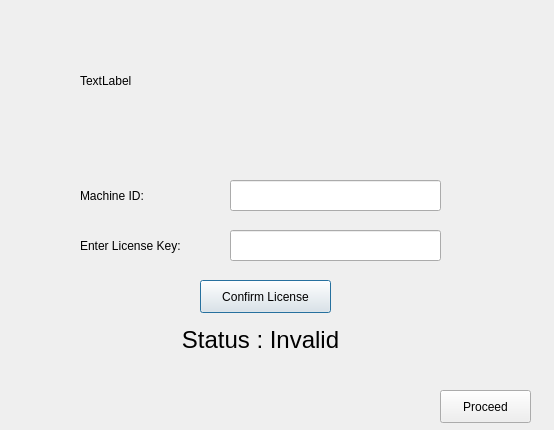
Above: desktop_app/Main Login.ui from Amangoel998/Software-Piracy-Prevention-System before the change. Below: the same form after it.
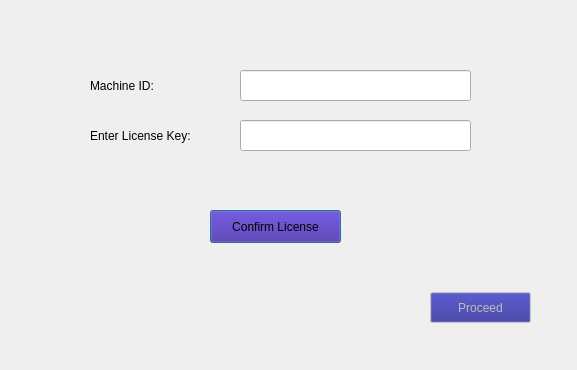
That is the form after the change.

Diff of the .ui file:
```diff
--- a/desktop_app/Main Login.ui
+++ b/desktop_app/Main Login.ui
@@ -6,8 +6,8 @@
    <rect>
     <x>0</x>
     <y>0</y>
-    <width>554</width>
-    <height>430</height>
+    <width>577</width>
+    <height>370</height>
    </rect>
   </property>
   <property name="windowTitle">
@@ -16,8 +16,8 @@
   <widget class="QLabel" name="EnterKey">
    <property name="geometry">
     <rect>
-     <x>80</x>
-     <y>230</y>
+     <x>90</x>
+     <y>120</y>
      <width>131</width>
      <height>31</height>
     </rect>
@@ -29,8 +29,8 @@
   <widget class="QLabel" name="MachID">
    <property name="geometry">
     <rect>
-     <x>80</x>
-     <y>180</y>
+     <x>90</x>
+     <y>70</y>
      <width>111</width>
      <height>31</height>
     </rect>
@@ -42,9 +42,9 @@
   <widget class="QLineEdit" name="InputLicense">
    <property name="geometry">
     <rect>
-     <x>230</x>
-     <y>230</y>
-     <width>211</width>
+     <x>240</x>
+     <y>120</y>
+     <width>231</width>
      <height>31</height>
     </rect>
    </property>
@@ -52,62 +52,134 @@
     <string/>
    </property>
   </widget>
-  <widget class="QPushButton" name="ConfirmButton">
+  <widget class="QPushButton" name="ConfirmLicense">
+   <property name="enabled">
+    <bool>true</bool>
+   </property>
    <property name="geometry">
     <rect>
-     <x>200</x>
-     <y>280</y>
+     <x>210</x>
+     <y>210</y>
      <width>131</width>
      <height>33</height>
     </rect>
    </property>
+   <property name="palette">
+    <palette>
+     <active>
+      <colorrole role="Button">
+       <brush brushstyle="SolidPattern">
+        <color alpha="255">
+         <red>64</red>
+         <green>27</green>
+         <blue>157</blue>
+        </color>
+       </brush>
+      </colorrole>
+     </active>
+     <inactive>
+      <colorrole role="Button">
+       <brush brushstyle="SolidPattern">
+        <color alpha="255">
+         <red>64</red>
+         <green>27</green>
+         <blue>157</blue>
+        </color>
+       </brush>
+      </colorrole>
+     </inactive>
+     <disabled>
+      <colorrole role="Button">
+       <brush brushstyle="SolidPattern">
+        <color alpha="255">
+         <red>64</red>
+         <green>27</green>
+         <blue>157</blue>
+        </color>
+       </brush>
+      </colorrole>
+     </disabled>
+    </palette>
+   </property>
    <property name="text">
     <string>Confirm License</string>
    </property>
   </widget>
-  <widget class="QLabel" name="Status">
-   <property name="geometry">
-    <rect>
-     <x>160</x>
-     <y>320</y>
-     <width>201</width>
-     <height>41</height>
-    </rect>
+  <widget class="QPushButton" name="StartApp">
+   <property name="enabled">
+    <bool>false</bool>
    </property>
-   <property name="focusPolicy">
-    <enum>Qt::NoFocus</enum>
-   </property>
-   <property name="layoutDirection">
-    <enum>Qt::LeftToRight</enum>
-   </property>
-   <property name="text">
-    <string>&lt;html&gt;&lt;head/&gt;&lt;body&gt;&lt;p&gt;&lt;span style=&quot; font-size:18pt;&quot;&gt;Status : Invalid&lt;/span&gt;&lt;/p&gt;&lt;/body&gt;&lt;/html&gt;</string>
-   </property>
-   <property name="alignment">
-    <set>Qt::AlignCenter</set>
-   </property>
-  </widget>
-  <widget class="QLabel" name="Chatbox">
    <property name="geometry">
     <rect>
-     <x>80</x>
-     <y>20</y>
-     <width>401</width>
-     <height>121</height>
+     <x>430</x>
+     <y>292</y>
+     <width>101</width>
+     <height>31</height>
     </rect>
    </property>
-   <property name="text">
-    <string>TextLabel</string>
-   </property>
-  </widget>
-  <widget class="QPushButton" name="NextPage">
-   <property name="geometry">
-    <rect>
-     <x>440</x>
-     <y>390</y>
-     <width>91</width>
-     <height>33</height>
-    </rect>
+   <property name="palette">
+    <palette>
+     <active>
+      <colorrole role="WindowText">
+       <brush brushstyle="SolidPattern">
+        <color alpha="255">
+         <red>253</red>
+         <green>254</green>
+         <blue>255</blue>
+        </color>
+       </brush>
+      </colorrole>
+      <colorrole role="Button">
+       <brush brushstyle="SolidPattern">
+        <color alpha="255">
+         <red>37</red>
+         <green>37</green>
+         <blue>145</blue>
+        </color>
+       </brush>
+      </colorrole>
+     </active>
+     <inactive>
+      <colorrole role="WindowText">
+       <brush brushstyle="SolidPattern">
+        <color alpha="255">
+         <red>253</red>
+         <green>254</green>
+         <blue>255</blue>
+        </color>
+       </brush>
+      </colorrole>
+      <colorrole role="Button">
+       <brush brushstyle="SolidPattern">
+        <color alpha="255">
+         <red>37</red>
+         <green>37</green>
+         <blue>145</blue>
+        </color>
+       </brush>
+      </colorrole>
+     </inactive>
+     <disabled>
+      <colorrole role="WindowText">
+       <brush brushstyle="SolidPattern">
+        <color alpha="255">
+         <red>110</red>
+         <green>113</green>
+         <blue>117</blue>
+        </color>
+       </brush>
+      </colorrole>
+      <colorrole role="Button">
+       <brush brushstyle="SolidPattern">
+        <color alpha="255">
+         <red>37</red>
+         <green>37</green>
+         <blue>145</blue>
+        </color>
+       </brush>
+      </colorrole>
+     </disabled>
+    </palette>
    </property>
    <property name="contextMenuPolicy">
     <enum>Qt::PreventContextMenu</enum>
@@ -119,9 +191,9 @@
   <widget class="QLineEdit" name="MachIdCopy">
    <property name="geometry">
     <rect>
-     <x>230</x>
-     <y>180</y>
-     <width>211</width>
+     <x>240</x>
+     <y>70</y>
+     <width>231</width>
      <height>31</height>
     </rect>
    </property>
```
Left out of the diff: 18 changed lines with no effect on the pictures.
